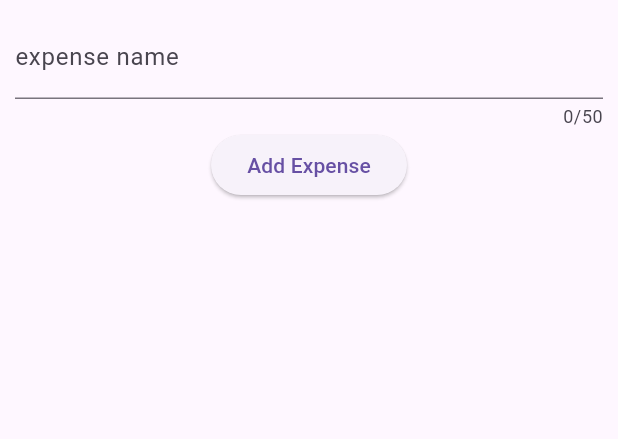
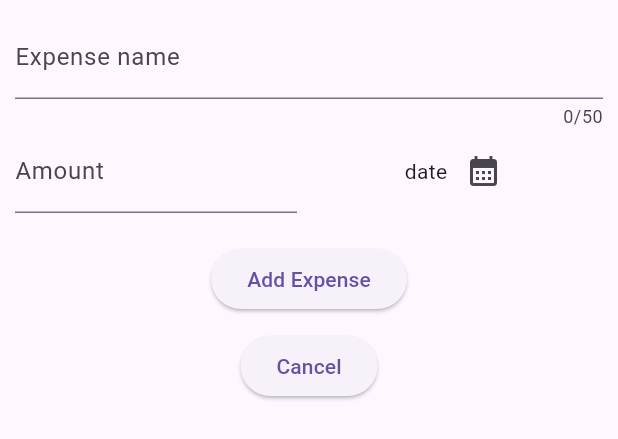
Before and after one commit to ephrim17/flutter_application, a Flutter app: the NewExpense widget shown alone on an empty page, opened directly, on a phone screen of 412 x 824 dp. Shown: the top 439 px of the screen. Run offline on Flutter 3.47's test engine with Material 3 defaults, Android fonts, the phone set to English and light mode, and no system bars; our stand-ins replace google_fonts; missing offline and left inert: date_formatter.

Commit message:
Adding modal view with two textfields and date picker. Next step on submitting we are planning to create new expense and update the list.

```diff
--- a/lib/expense_app/new_expense.dart
+++ b/lib/expense_app/new_expense.dart
@@ -1,4 +1,5 @@
 import 'package:flutter/material.dart';
+import 'package:intl/intl.dart';
 
 class NewExpense extends StatefulWidget {
   const NewExpense({super.key});
@@ -9,29 +10,78 @@ class NewExpense extends StatefulWidget {
 
 class _NewExpenseState extends State<NewExpense> {
 
-var expenseName;
+var expenseDate = 'date';
+var expenseName = '';
+var expenseAmount = '';
 
-void updateExpenseName(String value) {
-  expenseName = value;
+  void expenseNameFieldChanged(value){
+    expenseName = value;
+  }
+
+  void expenseAmountFieldChanged(value){
+    expenseAmount = value;
+  }
+
+  void addExpenseAction() {
+
+  }
+
+Future<void> presentDatePicker() async {
+  final now = DateTime.now();
+  final firstDate = DateTime(now.year -1, now.month, now.day);
+  final lastDate = now;
+  final pickedDate = await showDatePicker(context: context, firstDate: firstDate, lastDate: lastDate);
+  final dateFormatter = DateFormat.yMd();
+  final formattedDate = dateFormatter.format(pickedDate!);
+  setState(() {
+    expenseDate = formattedDate;
+  });
 }
-
-
 
   @override
   Widget build(BuildContext context) {
     return Padding(
-      padding: EdgeInsets.all(10),
+      padding: const EdgeInsets.all(10),
       child: Column(
         children: [
           TextField(
-            onChanged: updateExpenseName,
+            onChanged: expenseNameFieldChanged,
             maxLength: 50,
             keyboardType: TextInputType.text,
-            decoration: InputDecoration(
-              label: Text('expense name')
+            decoration: const InputDecoration(
+              label: Text('Expense name')
             ),
           ),
-          ElevatedButton(onPressed: () {}, child: Text('Add Expense'))
+          Row(
+            children: [
+              Expanded(
+                child: TextField(
+                  onChanged: expenseAmountFieldChanged,
+                  keyboardType: TextInputType.number,
+                  decoration: const InputDecoration(
+                    prefixText: '\$',
+                    label: Text('Amount')
+                  ),
+                ),
+              ),
+              const SizedBox(width: 16.0),
+              Expanded(
+                child: Row(
+                  mainAxisAlignment: MainAxisAlignment.center,
+                  children: [
+                    Text(expenseDate),
+                    IconButton(onPressed: presentDatePicker, icon: const Icon(Icons.calendar_month))
+                  ],
+                ),
+              )
+            ],
+          ),
+          Padding(
+            padding: const EdgeInsets.only(top: 20),
+            child: ElevatedButton(onPressed: addExpenseAction, child: const Text('Add Expense')),
+          ),
+          const SizedBox(height: 10,),
+          ElevatedButton(onPressed: (){}, child: const Text('Cancel'))
         ],
       ),
     );
```
